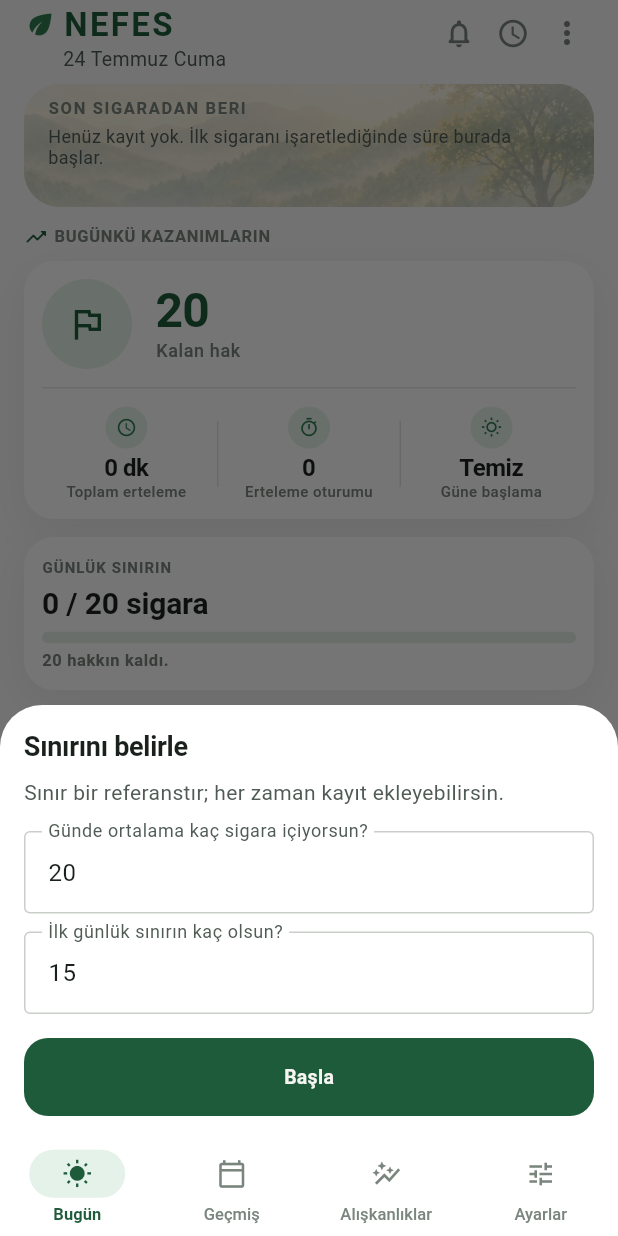
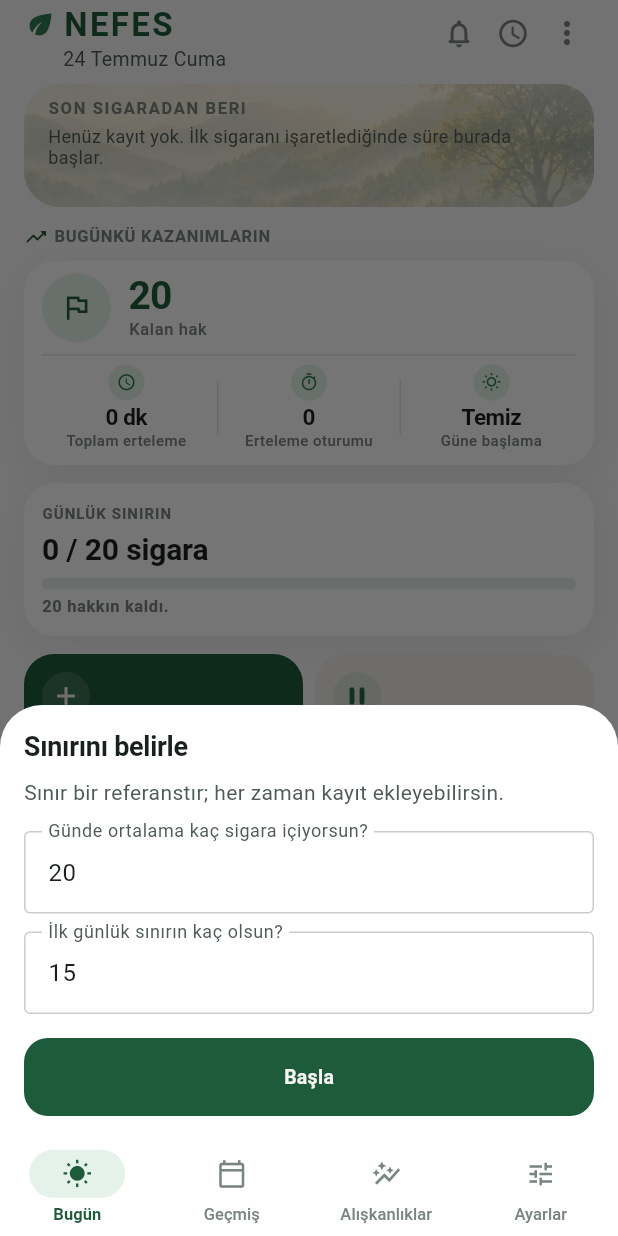
Before and after one commit to umut-kursun/nefes, a Flutter app: the screen it shows after launch, on a phone screen of 412 x 824 dp. Run offline on Flutter 3.47's test engine with Material 3 defaults, Android fonts, the phone set to English and light mode, and no system bars; our stand-ins replace flutter_riverpod, go_router, sembast, sembast_web, shared_preferences; missing offline and left inert: dart:html.

Commit message:
Rework Today gains: newest-first log, baseline savings, shorter card
- Show "Bugünkü kayıtlar" newest-first (last → first) while keeping the
  interval labels computed chronologically.
- Change "Bugün cebinde kaldı" to money kept vs the expected daily
  cigarette count (averagePerDay, falling back to daily target) minus
  today's smoked count, floored at zero.
- Shrink the gains card height by ~20% via tighter paddings, spacing and
  icon/value sizes. Bump version to 1.5.6+23.

Co-authored-by: Cursor <cursoragent@cursor.com>

```diff
--- a/lib/core/design_system/tokens.dart
+++ b/lib/core/design_system/tokens.dart
@@ -170,11 +170,11 @@ abstract final class TodayScale {
   static const double actionSubtitleSize = 11;
   static const double actionMinBody = 88;
 
-  // Gains — one grouped card (primary + secondary row)
-  static const double gainPrimaryValue = 32;
-  static const double gainSecondaryValue = 16;
-  static const double gainLabelSize = 12;
-  static const double gainPrimaryIcon = 60;
+  // Gains — one grouped card (primary + secondary row), ~20% shorter
+  static const double gainPrimaryValue = 26;
+  static const double gainSecondaryValue = 15;
+  static const double gainLabelSize = 11;
+  static const double gainPrimaryIcon = 46;
 
   // Metrics (legacy)
   static const double metricValueSize = 18;
--- a/lib/features/motivation/domain/services/money_calculator.dart
+++ b/lib/features/motivation/domain/services/money_calculator.dart
@@ -25,6 +25,22 @@ abstract final class MoneyCalculator {
     return cigarettesDelayed * pricePerCigarette;
   }
 
+  /// Money kept today by smoking fewer than the [expectedPerDay] baseline.
+  ///
+  /// Returns null only when no price is known (so callers can fall back to a
+  /// non-money tile); otherwise it returns a value ≥ 0, floored at zero when
+  /// today's count already meets or exceeds the expected daily amount.
+  static double? moneySavedVsExpected({
+    required int expectedPerDay,
+    required int smokedToday,
+    required double? pricePerCigarette,
+  }) {
+    if (pricePerCigarette == null || pricePerCigarette <= 0) return null;
+    final saved = expectedPerDay - smokedToday;
+    if (saved <= 0) return 0;
+    return saved * pricePerCigarette;
+  }
+
   /// Turkish Lira display helper for simple UI.
   static String formatTry(double amount) {
     if (amount == amount.roundToDouble()) {
--- a/lib/features/settings/presentation/settings_page.dart
+++ b/lib/features/settings/presentation/settings_page.dart
@@ -13,7 +13,7 @@ import 'package:nefes/features/settings/data/backup_file_io.dart';
 import 'package:nefes/features/smoking/domain/entities/home_snapshot.dart';
 import 'package:uuid/uuid.dart';
 
-const _appVersion = '1.5.5';
+const _appVersion = '1.5.6';
 
 /// Settings — grouped list rows, not a wall of cards.
 class SettingsPage extends ConsumerStatefulWidget {
--- a/lib/features/smoking/domain/services/event_factory.dart
+++ b/lib/features/smoking/domain/services/event_factory.dart
@@ -170,7 +170,7 @@ class EventFactory {
       },
       'device': <String, dynamic>{
         'platform': 'web',
-        'appVersion': '1.5.5',
+        'appVersion': '1.5.6',
       },
       'ai': <String, dynamic>{
         'features': <String, dynamic>{},
--- a/lib/features/smoking/presentation/home/today_composition.dart
+++ b/lib/features/smoking/presentation/home/today_composition.dart
@@ -1036,7 +1036,7 @@ class TodayGainDashboard extends StatelessWidget {
         Container(
           padding: const EdgeInsets.fromLTRB(
             AppSpacing.md,
-            AppSpacing.md,
+            AppSpacing.sm,
             AppSpacing.md,
             AppSpacing.sm,
           ),
@@ -1048,20 +1048,20 @@ class TodayGainDashboard extends StatelessWidget {
           child: Column(
             children: [
               _GainPrimaryRow(tile: primary),
-              const SizedBox(height: AppSpacing.md),
+              const SizedBox(height: AppSpacing.sm),
               Divider(
                 height: 1,
                 thickness: 1,
                 color: AppColors.divider.withValues(alpha: 0.85),
               ),
-              const SizedBox(height: AppSpacing.sm),
+              const SizedBox(height: AppSpacing.xs),
               Row(
                 children: [
                   for (var i = 0; i < secondary.length; i++) ...[
                     if (i > 0)
                       Container(
                         width: 1,
-                        height: 44,
+                        height: 36,
                         margin: const EdgeInsets.symmetric(
                           horizontal: AppSpacing.xs,
                         ),
@@ -1108,11 +1108,11 @@ class _GainPrimaryRow extends StatelessWidget {
           ),
           child: Icon(
             _icon,
-            size: 28,
+            size: 22,
             color: AppColors.badgeMoneyFg,
           ),
         ),
-        const SizedBox(width: AppSpacing.lg),
+        const SizedBox(width: AppSpacing.md),
         Expanded(
           child: Column(
             crossAxisAlignment: CrossAxisAlignment.start,
@@ -1183,19 +1183,19 @@ class _GainSecondaryMetric extends StatelessWidget {
     final (badgeBg, badgeFg) = _badgeColors;
 
     return Padding(
-      padding: const EdgeInsets.symmetric(vertical: AppSpacing.xs),
+      padding: const EdgeInsets.symmetric(vertical: 2),
       child: Column(
         children: [
           Container(
-            width: 28,
-            height: 28,
+            width: 24,
+            height: 24,
             decoration: BoxDecoration(
               color: badgeBg,
               shape: BoxShape.circle,
             ),
-            child: Icon(_icon, size: 14, color: badgeFg),
-          ),
-          const SizedBox(height: AppSpacing.xs),
+            child: Icon(_icon, size: 13, color: badgeFg),
+          ),
+          const SizedBox(height: 3),
           _AnimatedGainValue(
             tile: tile,
             fontSize: TodayScale.gainSecondaryValue,
--- a/pubspec.yaml
+++ b/pubspec.yaml
@@ -1,7 +1,7 @@
 name: nefes
 description: "NEFES - Understand your habits."
 publish_to: "none"
-version: 1.5.5+22
+version: 1.5.6+23
 
 environment:
   sdk: ^3.12.2
```
Also changed, not shown: lib/features/smoking/domain/services/today_gains_builder.dart (+5 -3 lines), lib/features/smoking/presentation/home/home_view.dart (+7 -1 lines), lib/features/smoking/viewmodel/home/home_view_model.dart (+3 -9 lines), 3 other files.
